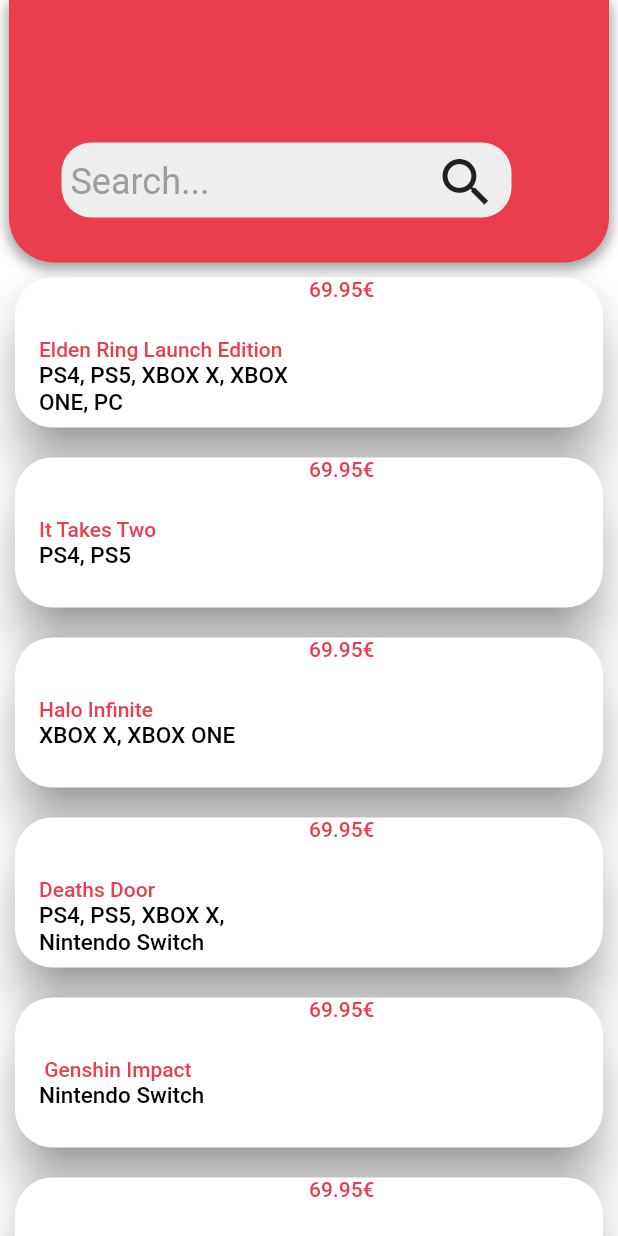
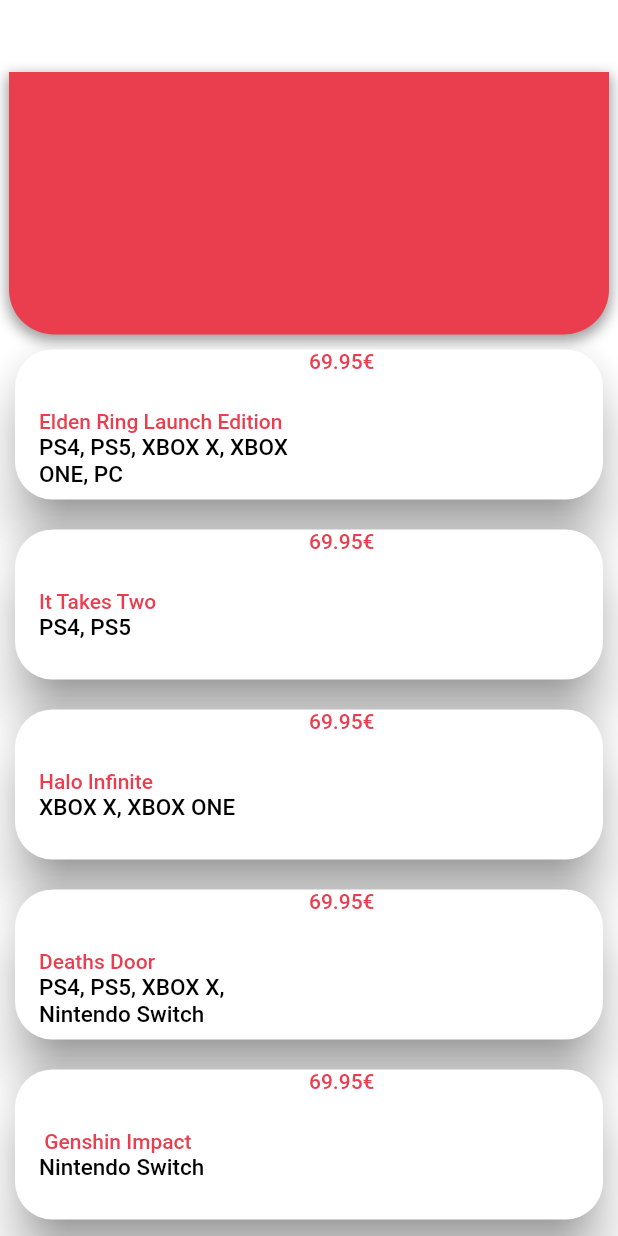
Before and after one commit to Ramsubito/App-project, a Flutter app: the Screen1 screen opened directly, on a phone screen of 412 x 824 dp. Run offline on Flutter 3.47's test engine with Material 2 defaults, Android fonts, the phone set to English and light mode, and no system bars; our stand-ins replace cloud_firestore, firebase_core; accounts and stored records are empty.

Commit message:
initiated search offers

```diff
--- a/ltg_app/lib/models/offers.dart
+++ b/ltg_app/lib/models/offers.dart
@@ -8,4 +8,6 @@ class Offers {
     required this.console,
     required this.price,
   });
+
+  static where(bool Function(dynamic offers) param0) {}
 }
--- a/ltg_app/lib/screens/screen1.dart
+++ b/ltg_app/lib/screens/screen1.dart
@@ -14,6 +14,7 @@ class Screen1 extends StatefulWidget {
 
 class _Screen1State extends State<Screen1> {
   List<Offers> offers = Info.getMockedOffers().cast<Offers>();
+  TextEditingController? _textEditingController = TextEditingController();
   @override
   Widget build(BuildContext context) {
     return Scaffold(
@@ -23,6 +24,17 @@ class _Screen1State extends State<Screen1> {
           child: Column(
         //mainAxisAlignment: MainAxisAlignment.center,
         children: <Widget>[
+          Container(
+            child: TextField(
+              controller: _textEditingController,
+              decoration: const InputDecoration(
+                border: InputBorder.none,
+                errorBorder: InputBorder.none,
+                enabledBorder: InputBorder.none,
+                focusedBorder: InputBorder.none,
+              ),
+            ),
+          ),
           Container(
             height: 175,
             width: 400,
@@ -38,34 +50,6 @@ class _Screen1State extends State<Screen1> {
                       blurRadius: 7,
                       offset: Offset(0, 3)),
                 ]),
-            child: Row(
-              children: <Widget>[
-                Container(
-                  width: 300,
-                  height: 50,
-                  margin: const EdgeInsets.only(left: 35, top: 65),
-                  child: Row(
-                    children: const [
-                      Text(
-                        'Search...',
-                        style: TextStyle(fontSize: 24, color: Colors.grey),
-                      ),
-                      Padding(padding: EdgeInsets.only(left: 150)),
-                      Icon(
-                        Icons.search,
-                        size: 42,
-                      )
-                    ],
-                  ),
-                  padding: const EdgeInsets.only(top: 3, left: 6),
-                  decoration: BoxDecoration(
-                    borderRadius:
-                        BorderRadius.circular(20), //Search your trip add icon
-                    color: Colors.grey.shade200,
-                  ),
-                ),
-              ],
-            ),
           ),
           Expanded(
             child: ListView.builder(
```
